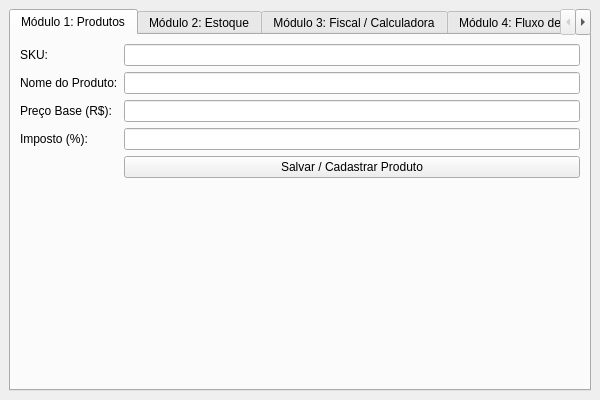
Qt form PROTOTIPO/tela_principal.ui (GestaoProjetos2026/Fiscal-Finance) before a commit.
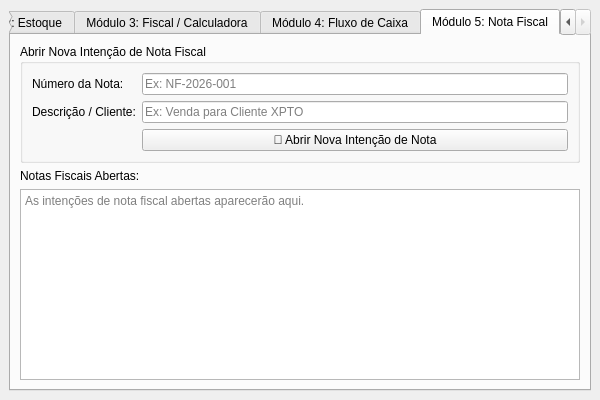
The same form after that commit. The open tabs and pages were chosen to show the change.

Commit message: feat(fisc): criar intenção de nota fiscal [FISC-MOD5]

```diff
--- a/PROTOTIPO/tela_principal.ui
+++ b/PROTOTIPO/tela_principal.ui
@@ -159,6 +159,63 @@
        </layout>
       </widget>
 
+     <!-- ABA 5: NOTA FISCAL (MOD5) -->
+      <widget class="QWidget" name="tab_nota_fiscal">
+       <attribute name="title">
+        <string>Módulo 5: Nota Fiscal</string>
+       </attribute>
+       <layout class="QVBoxLayout" name="verticalLayout_nf">
+
+        <!-- Seção: Criar Intenção -->
+        <item>
+         <widget class="QGroupBox" name="group_nf_cabecalho">
+          <property name="title"><string>Abrir Nova Intenção de Nota Fiscal</string></property>
+          <layout class="QFormLayout" name="formLayout_nf">
+           <item row="0" column="0">
+            <widget class="QLabel" name="label_nf_numero">
+             <property name="text"><string>Número da Nota:</string></property>
+            </widget>
+           </item>
+           <item row="0" column="1">
+            <widget class="QLineEdit" name="input_nf_numero">
+             <property name="placeholderText"><string>Ex: NF-2026-001</string></property>
+            </widget>
+           </item>
+           <item row="1" column="0">
+            <widget class="QLabel" name="label_nf_descricao">
+             <property name="text"><string>Descrição / Cliente:</string></property>
+            </widget>
+           </item>
+           <item row="1" column="1">
+            <widget class="QLineEdit" name="input_nf_descricao">
+             <property name="placeholderText"><string>Ex: Venda para Cliente XPTO</string></property>
+            </widget>
+           </item>
+           <item row="2" column="1">
+            <widget class="QPushButton" name="btn_nf_criar">
+             <property name="text"><string>📄 Abrir Nova Intenção de Nota</string></property>
+            </widget>
+           </item>
+          </layout>
+         </widget>
+        </item>
+
+        <!-- Seção: Status / Histórico -->
+        <item>
+         <widget class="QLabel" name="label_nf_historico">
+          <property name="text"><string>Notas Fiscais Abertas:</string></property>
+         </widget>
+        </item>
+        <item>
+         <widget class="QTextEdit" name="txt_nf_status">
+          <property name="readOnly"><bool>true</bool></property>
+          <property name="placeholderText"><string>As intenções de nota fiscal abertas aparecerão aqui.</string></property>
+         </widget>
+        </item>
+
+       </layout>
+      </widget>
+
      </widget>
     </item>
    </layout>
```
The commit also changes 2 other files.
